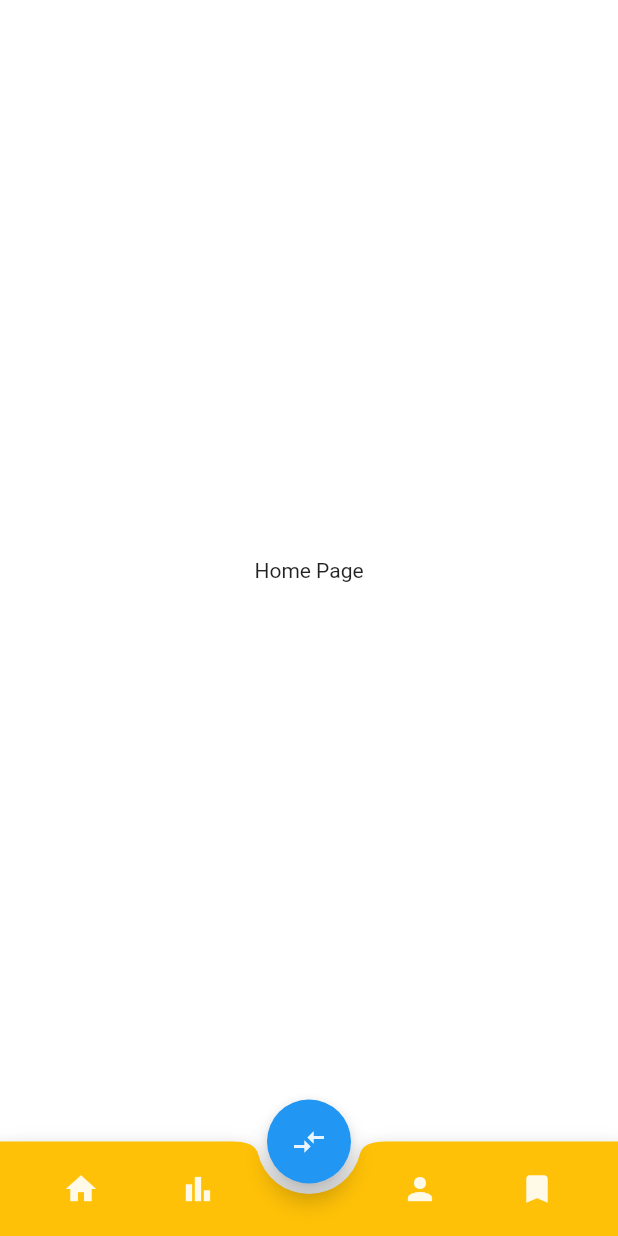
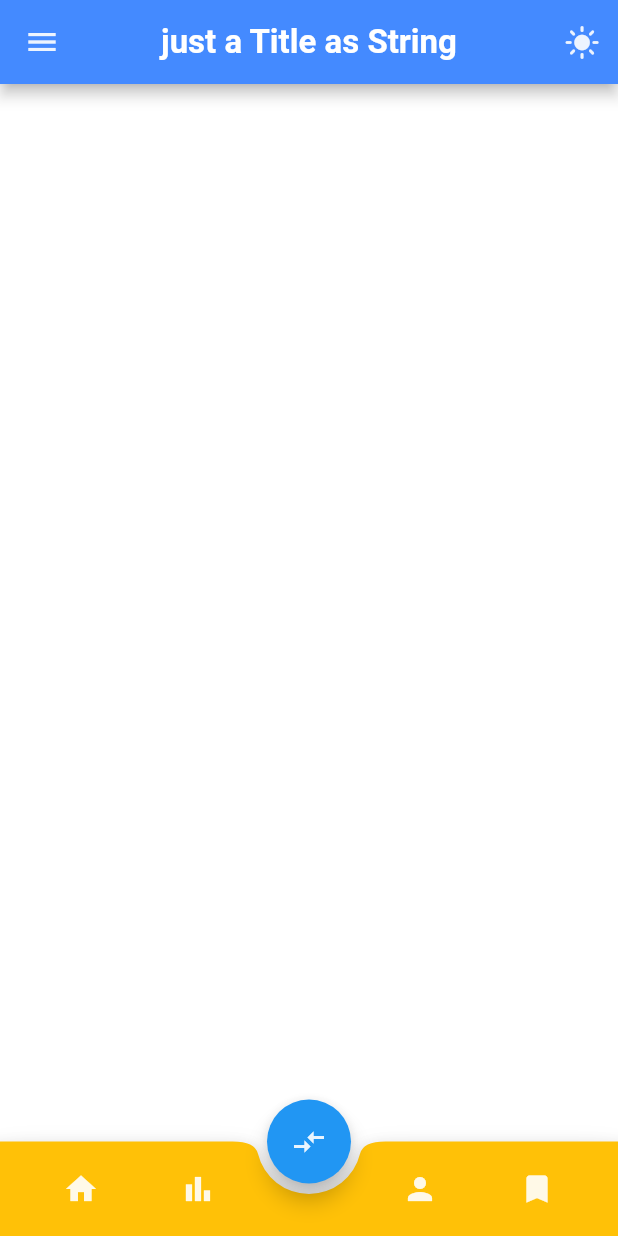
Before and after one commit to radG1t/task_02_exchangeBs, a Flutter app: the screen it shows after launch, on a phone screen of 412 x 824 dp. Run offline on Flutter 3.47's test engine with Material 2 defaults, Android fonts, the phone set to English and light mode, and no system bars; our stand-ins replace google_fonts; Roboto replaces fonts that are missing (Ubuntu).

Commit message:
Ui of HomePage a little compelted.

```diff
--- a/lib/ui/homePage.dart
+++ b/lib/ui/homePage.dart
@@ -1,14 +1,34 @@
 import 'package:flutter/material.dart';
+import 'package:task_02/ui/ui_helper/ThemeSwitcher.dart';
 
 class HomePage extends StatelessWidget {
   const HomePage({super.key});
 
   @override
   Widget build(BuildContext context) {
-    return const Scaffold(
-      body: Center(
-        child: Text('Home Page'),
-      ),
-    );
+    var primaryColor = Theme.of(context).primaryColor;
+    TextTheme textTheme = Theme.of(context).textTheme;
+
+    return Scaffold(
+        drawer: const Drawer(),
+        appBar: AppBar(
+          backgroundColor: primaryColor,
+          actions: const [
+            ThemeSwitcher(),
+          ],
+          title: const Text('just a Title as String'),
+          centerTitle: true,
+          titleTextStyle: textTheme.titleLarge,
+        ),
+        body: SizedBox(
+          width: double.infinity,
+          height: double.infinity,
+          child: SingleChildScrollView(
+            scrollDirection: Axis.vertical,
+            child: Column(
+              children: [],
+            ),
+          ),
+        ));
   }
 }
```
